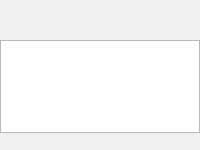
The window that ui/scene_beat_item_widget.ui (zkovari/plotlyst) describes before a commit, drawn with Qt 5.
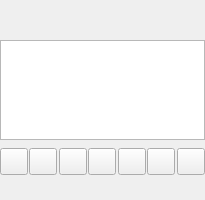
The same window after the commit. Custom widgets are drawn as their Qt base class.

Commit message: Associate emotion to beats and display it

Patch:
```diff
--- a/ui/scene_beat_item_widget.ui
+++ b/ui/scene_beat_item_widget.ui
@@ -6,20 +6,26 @@
    <rect>
     <x>0</x>
     <y>0</y>
-    <width>200</width>
-    <height>150</height>
+    <width>205</width>
+    <height>200</height>
    </rect>
   </property>
+  <property name="sizePolicy">
+   <sizepolicy hsizetype="Preferred" vsizetype="Maximum">
+    <horstretch>0</horstretch>
+    <verstretch>0</verstretch>
+   </sizepolicy>
+  </property>
   <property name="minimumSize">
    <size>
-    <width>160</width>
-    <height>150</height>
+    <width>180</width>
+    <height>200</height>
    </size>
   </property>
   <property name="maximumSize">
    <size>
-    <width>200</width>
-    <height>150</height>
+    <width>233</width>
+    <height>200</height>
    </size>
   </property>
   <property name="windowTitle">
@@ -55,11 +61,6 @@
     </spacer>
    </item>
    <item>
-    <layout class="QHBoxLayout" name="layoutMiddle">
-     <property name="spacing">
-      <number>2</number>
-     </property>
-     <item>
       <widget class="QWidget" name="widget" native="true">
        <layout class="QVBoxLayout" name="verticalLayout_2">
         <property name="spacing">
@@ -79,6 +80,18 @@
         </property>
         <item>
          <widget class="QTextEdit" name="text">
+        <property name="minimumSize">
+         <size>
+          <width>0</width>
+          <height>100</height>
+         </size>
+        </property>
+        <property name="maximumSize">
+         <size>
+          <width>16777215</width>
+          <height>100</height>
+         </size>
+        </property>
           <property name="styleSheet">
            <string notr="true"/>
           </property>
@@ -90,6 +103,172 @@
           </property>
          </widget>
         </item>
+      <item>
+       <widget class="QWidget" name="wdgEmotions" native="true">
+        <layout class="QHBoxLayout" name="horizontalLayout">
+         <property name="spacing">
+          <number>1</number>
+         </property>
+         <property name="leftMargin">
+          <number>0</number>
+         </property>
+         <property name="topMargin">
+          <number>0</number>
+         </property>
+         <property name="rightMargin">
+          <number>0</number>
+         </property>
+         <property name="bottomMargin">
+          <number>0</number>
+         </property>
+         <item alignment="Qt::AlignLeft">
+          <widget class="SecondaryActionToolButton" name="btnEmotionN3">
+           <property name="iconSize">
+            <size>
+             <width>20</width>
+             <height>20</height>
+            </size>
+           </property>
+           <property name="checkable">
+            <bool>true</bool>
+           </property>
+           <property name="iconName" stdset="0">
+            <string>ri.emotion-unhappy-line</string>
+           </property>
+           <property name="checkedColor" stdset="0">
+            <string>#ef0000</string>
+           </property>
+           <property name="emotion" stdset="0">
+            <number>-3</number>
+           </property>
+          </widget>
+         </item>
+         <item alignment="Qt::AlignLeft">
+          <widget class="SecondaryActionToolButton" name="btnEmotionN2">
+           <property name="iconSize">
+            <size>
+             <width>20</width>
+             <height>20</height>
+            </size>
+           </property>
+           <property name="checkable">
+            <bool>true</bool>
+           </property>
+           <property name="iconName" stdset="0">
+            <string>mdi6.emoticon-sad-outline</string>
+           </property>
+           <property name="checkedColor" stdset="0">
+            <string>#ff8e2b</string>
+           </property>
+           <property name="emotion" stdset="0">
+            <number>-2</number>
+           </property>
+          </widget>
+         </item>
+         <item alignment="Qt::AlignLeft">
+          <widget class="SecondaryActionToolButton" name="btnEmotionN1">
+           <property name="iconSize">
+            <size>
+             <width>20</width>
+             <height>20</height>
+            </size>
+           </property>
+           <property name="checkable">
+            <bool>true</bool>
+           </property>
+           <property name="iconName" stdset="0">
+            <string>mdi.emoticon-confused-outline</string>
+           </property>
+           <property name="emotion" stdset="0">
+            <number>-1</number>
+           </property>
+          </widget>
+         </item>
+         <item alignment="Qt::AlignLeft">
+          <widget class="SecondaryActionToolButton" name="btnEmotionNeutral">
+           <property name="iconSize">
+            <size>
+             <width>20</width>
+             <height>20</height>
+            </size>
+           </property>
+           <property name="checkable">
+            <bool>true</bool>
+           </property>
+           <property name="iconName" stdset="0">
+            <string>mdi.emoticon-neutral-outline</string>
+           </property>
+           <property name="emotion" stdset="0">
+            <number>0</number>
+           </property>
+          </widget>
+         </item>
+         <item alignment="Qt::AlignLeft">
+          <widget class="SecondaryActionToolButton" name="btnEmotionP1">
+           <property name="iconSize">
+            <size>
+             <width>20</width>
+             <height>20</height>
+            </size>
+           </property>
+           <property name="checkable">
+            <bool>true</bool>
+           </property>
+           <property name="iconName" stdset="0">
+            <string>mdi6.emoticon-happy-outline</string>
+           </property>
+           <property name="emotion" stdset="0">
+            <number>1</number>
+           </property>
+          </widget>
+         </item>
+         <item alignment="Qt::AlignLeft">
+          <widget class="SecondaryActionToolButton" name="btnEmotionP2">
+           <property name="iconSize">
+            <size>
+             <width>20</width>
+             <height>20</height>
+            </size>
+           </property>
+           <property name="checkable">
+            <bool>true</bool>
+           </property>
+           <property name="iconName" stdset="0">
+            <string>ri.emotion-happy-line</string>
+           </property>
+           <property name="checkedColor" stdset="0">
+            <string>#93e5ab</string>
+           </property>
+           <property name="emotion" stdset="0">
+            <number>2</number>
+           </property>
+          </widget>
+         </item>
+         <item alignment="Qt::AlignLeft">
+          <widget class="SecondaryActionToolButton" name="btnEmotionP3">
+           <property name="iconSize">
+            <size>
+             <width>20</width>
+             <height>20</height>
+            </size>
+           </property>
+           <property name="checkable">
+            <bool>true</bool>
+           </property>
+           <property name="iconName" stdset="0">
+            <string>mdi6.emoticon-excited-outline</string>
+           </property>
+           <property name="checkedColor" stdset="0">
+            <string>#00ca94</string>
+           </property>
+           <property name="emotion" stdset="0">
+            <number>3</number>
+           </property>
+          </widget>
+         </item>
+        </layout>
+       </widget>
+      </item>
         <item>
          <layout class="QHBoxLayout" name="layoutTop">
           <property name="spacing">
@@ -123,9 +302,14 @@
       </widget>
      </item>
     </layout>
-   </item>
-  </layout>
  </widget>
+ <customwidgets>
+  <customwidget>
+   <class>SecondaryActionToolButton</class>
+   <extends>QToolButton</extends>
+   <header>src.main.python.plotlyst.view.widget.button</header>
+  </customwidget>
+ </customwidgets>
  <resources/>
  <connections/>
 </ui>
```
Lines whose indentation alone changed are shown as unchanged. The commit also changes 6 other files.
